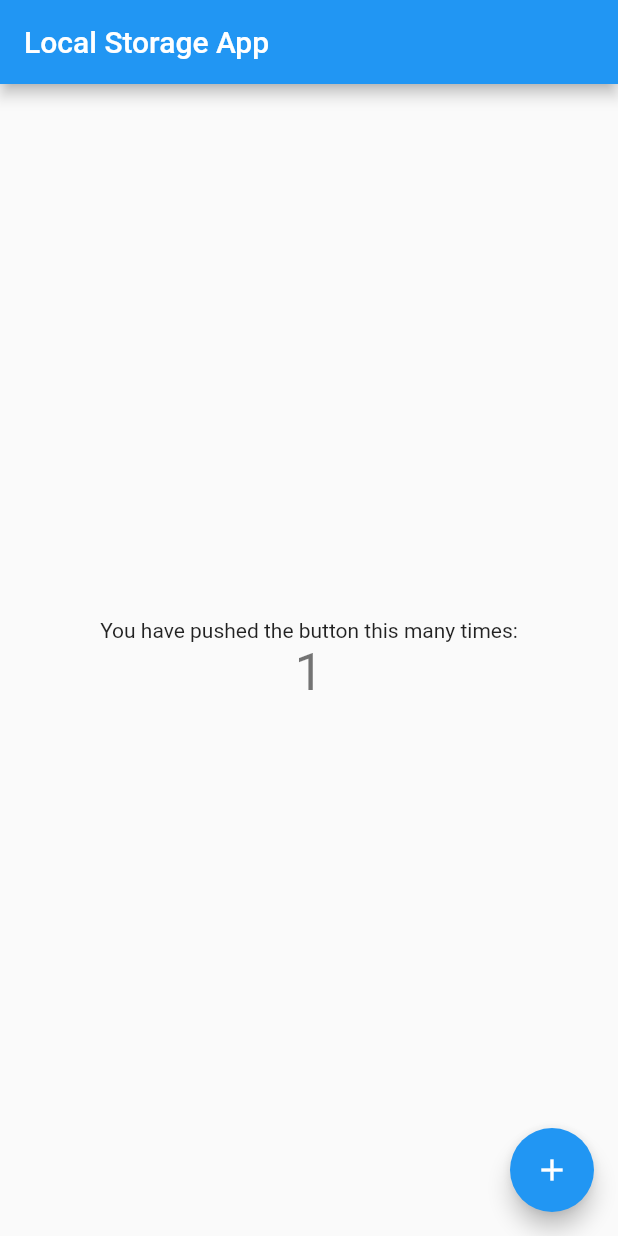
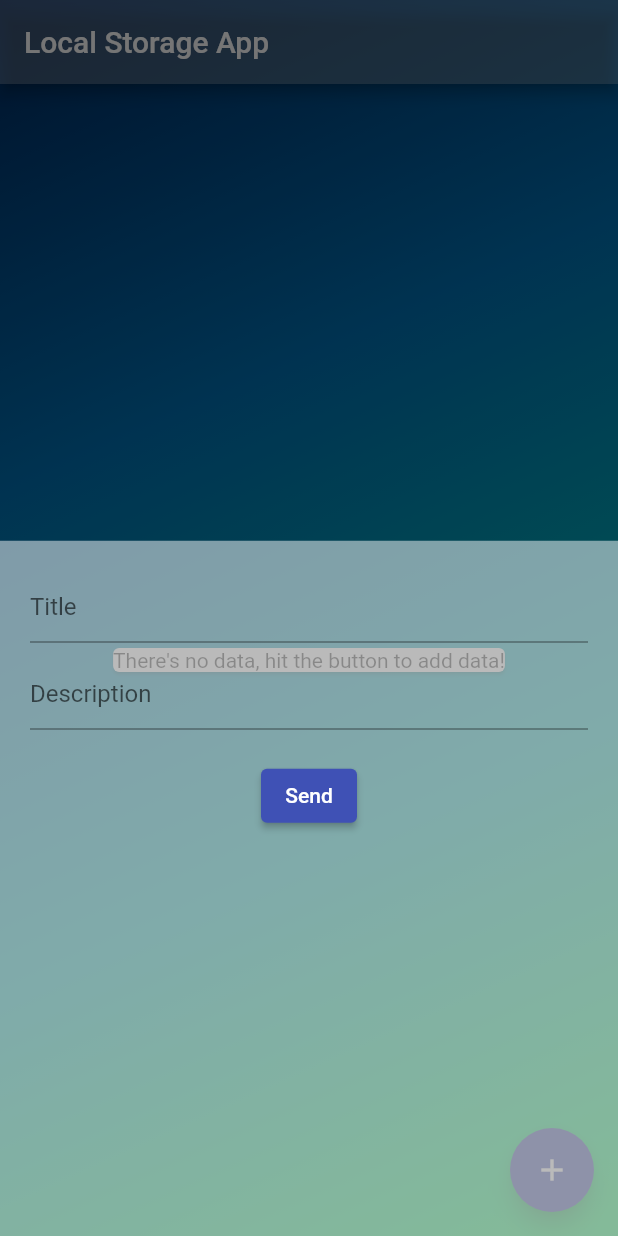
Before and after one commit to wikiakai/FlutterLocalStorage, a Flutter app: the screen it shows after launch, after a tap on the "add" icon, on a phone screen of 412 x 824 dp. Run offline on Flutter 3.47's test engine with Material 2 defaults, Android fonts, the phone set to English and light mode, and no system bars; our stand-ins replace hive, hive_flutter; accounts and stored records are empty.

Commit message:
crud done

```diff
--- a/local_storage/lib/home_page.dart
+++ b/local_storage/lib/home_page.dart
@@ -1,4 +1,6 @@
 import 'package:flutter/material.dart';
+import 'package:hive/hive.dart';
+import 'package:hive_flutter/hive_flutter.dart';
 
 class HomePage extends StatefulWidget {
   const HomePage({Key? key, required this.title}) : super(key: key);
@@ -10,38 +12,187 @@ class HomePage extends StatefulWidget {
 }
 
 class _HomePageState extends State<HomePage> {
-  int _counter = 0;
+  List<Map<String, dynamic>> todos = [];
 
-  void _incrementCounter() {
+  final todosBox = Hive.box('todos_box');
+
+  final TextEditingController titleController = TextEditingController();
+  final TextEditingController descriptionController = TextEditingController();
+
+  @override
+  void initState() {
+    super.initState();
+    refreshTodo(); // Load data when app starts
+  }
+
+  void refreshTodo() {
+    final data = todosBox.keys.map((key) {
+      final value = todosBox.get(key);
+      return {
+        "key": key,
+        "title": value["title"],
+        "description": value['description'],
+      };
+    }).toList();
+
     setState(() {
-      _counter++;
+      todos = data.reversed.toList();
     });
+  }
+
+  Future<void> createTodo(Map<String, dynamic> newTodo) async {
+    await todosBox.add(newTodo);
+    refreshTodo(); // update the UI
+  }
+
+  Future<void> updateTodo(int todoKey, Map<String, dynamic> item) async {
+    await todosBox.put(todoKey, item);
+    refreshTodo(); // Update the UI
+  }
+
+  Future<void> deleteTodo(int todoKey) async {
+    await todosBox.delete(todoKey);
+    refreshTodo(); // update the UI
+
+    // Display a snackbar
+    ScaffoldMessenger.of(context)
+        .showSnackBar(const SnackBar(content: Text('Deleted success!')));
+  }
+
+  void showForm(BuildContext context, int? todoKey) async {
+    if (todoKey != null) {
+      final currentTodo =
+          todos.firstWhere((element) => element['key'] == todoKey);
+
+      titleController.text = currentTodo['title'];
+      descriptionController.text = currentTodo['description'];
+    }
+
+    showModalBottomSheet(
+      backgroundColor: Colors.white.withOpacity(0.5),
+      context: context,
+      builder: (_) => Padding(
+        padding: EdgeInsets.all(20),
+        child: Column(children: [
+          TextField(
+            controller: titleController,
+            decoration: const InputDecoration(hintText: 'Title'),
+          ),
+          const SizedBox(
+            height: 10,
+          ),
+          TextField(
+            controller: descriptionController,
+            decoration: const InputDecoration(hintText: 'Description'),
+          ),
+          const SizedBox(
+            height: 20,
+          ),
+          ElevatedButton(
+            onPressed: () async {
+              // Save new item
+              if (todoKey == null) {
+                createTodo({
+                  "title": titleController.text,
+                  "description": descriptionController.text,
+                });
+              }
+
+              if (todoKey != null) {
+                updateTodo(todoKey, {
+                  "title": titleController.text.trim(),
+                  "description": descriptionController.text.trim()
+                });
+              }
+
+              titleController.text = '';
+              descriptionController.text = '';
+
+              Navigator.of(context).pop(); // Close the bottom sheet
+            },
+            child: Text(todoKey == null ? 'Send' : 'Update'),
+          ),
+        ]),
+      ),
+    );
   }
 
   @override
   Widget build(BuildContext context) {
-    return Scaffold(
+    return Container(
+      decoration: const BoxDecoration(
+        gradient: LinearGradient(
+          begin: Alignment.topLeft,
+          end: Alignment(0.8, 1),
+          colors: <Color>[
+            Color(0xff00265c),
+            Color(0xff006fb1),
+            Color(0xff00bbb9),
+            Color(0xff12ff6d),
+          ], // background: linear-gradient(120deg, #00265c, #006fb1, #00bbb9, #12ff6d);
+          tileMode: TileMode.mirror,
+        ),
+      ),
+      child: Scaffold(
+        backgroundColor: Colors.transparent,
         appBar: AppBar(
+          backgroundColor: Color.fromARGB(59, 255, 248, 248),
           title: Text(widget.title),
         ),
-      body: Center(
-        child: Column(
-          mainAxisAlignment: MainAxisAlignment.center,
-          children: <Widget>[
-            const Text(
-              'You have pushed the button this many times:',
+        body: todos.isEmpty
+            ? const Center(
+                child: Card(
+                    child:
+                        Text("There's no data, hit the button to add data!")),
+              )
+            : ListView.separated(
+                separatorBuilder: (context, index) => const Divider(
+                      color: Colors.transparent,
                     ),
-            Text(
-              '$_counter',
-              style: Theme.of(context).textTheme.headline4,
+                itemCount: todos.length,
+                itemBuilder: (_, index) {
+                  final todo = todos[index];
+                  return Padding(
+                    padding: const EdgeInsets.only(left: 13.0, right: 13.0),
+                    child: Container(
+                      margin: EdgeInsets.only(top: 20),
+                      color: Colors.white.withOpacity(0.3),
+                      child: ListTile(
+                        // tileColor: Colors.white.withOpacity(0.4),
+                        // leading: const Icon(Icons.today_outlined),
+                        title: Text(
+                          todo['title'],
+                          style: const TextStyle(
+                              color: Colors.white,
+                              fontWeight: FontWeight.bold,
+                              fontSize: 18),
                         ),
+                        subtitle: Text(todo['description'],
+                            style: const TextStyle(
+                                color: Colors.white,
+                                fontWeight: FontWeight.w500,
+                                fontSize: 15)),
+                        trailing: Row(
+                          mainAxisSize: MainAxisSize.min,
+                          children: [
+                            IconButton(
+                                onPressed: () => showForm(context, todo['key']),
+                                icon: const Icon(Icons.edit,
+                                    color: Colors.white)),
+                            IconButton(
+                                onPressed: () => deleteTodo(todo['key']),
+                                icon: const Icon(Icons.delete_forever_outlined,
+                                    color: Colors.white)),
                           ],
                         ),
                       ),
+                    ),
+                  );
+                }),
         floatingActionButton: FloatingActionButton(
-        onPressed: _incrementCounter,
-        tooltip: 'Increment',
+          onPressed: () => showForm(context, null),
           child: const Icon(Icons.add),
+        ),
       ),
     );
   }
--- a/local_storage/lib/main.dart
+++ b/local_storage/lib/main.dart
@@ -1,6 +1,13 @@
 import 'package:flutter/material.dart';
+import 'package:hive_flutter/hive_flutter.dart';
+
 import 'my_app.dart';
 
-void main() {
+void main() async {
+  WidgetsFlutterBinding.ensureInitialized();
+
+  await Hive.initFlutter();
+  // await Hive.deleteBoxFromDisk('shopping_box');
+  await Hive.openBox('todos_box');
   runApp(const MyApp());
 }
--- a/local_storage/lib/my_app.dart
+++ b/local_storage/lib/my_app.dart
@@ -2,15 +2,21 @@ import 'package:flutter/material.dart';
 
 import 'home_page.dart';
 
-class MyApp extends StatelessWidget {
+class MyApp extends StatefulWidget {
   const MyApp({Key? key}) : super(key: key);
 
+  @override
+  State<MyApp> createState() => _MyAppState();
+}
+
+class _MyAppState extends State<MyApp> {
   @override
   Widget build(BuildContext context) {
     return MaterialApp(
       title: 'Local Storage App',
       theme: ThemeData(
-        primarySwatch: Colors.blue,
+        brightness: Brightness.light,
+        primarySwatch: Colors.indigo,
       ),
       home: const HomePage(title: 'Local Storage App'),
     );
--- a/local_storage/pubspec.yaml
+++ b/local_storage/pubspec.yaml
@@ -34,6 +34,8 @@ dependencies:
   # The following adds the Cupertino Icons font to your application.
   # Use with the CupertinoIcons class for iOS style icons.
   cupertino_icons: ^1.0.2
+  hive: ^2.2.3
+  hive_flutter: ^1.1.0
 
 dev_dependencies:
   flutter_test:
```
Also changed, not shown: local_storage/pubspec.lock, 1 other file. Lines whose indentation alone changed are shown as unchanged.
